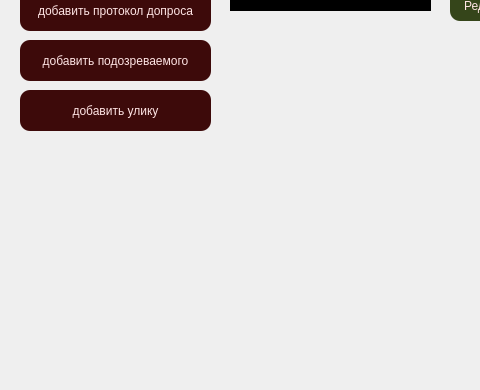
First picture: the form in UI/AdminMainWindow.ui, repository wais-1/criminal_komi, before the edit; both pictures show x 0 to 480 and y 210 to 600 of the 800 by 600 pixel window.
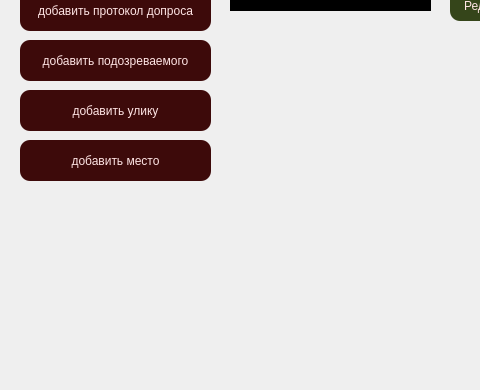
Second picture: the form after the edit. Icons and pictures are not drawn.

Commit message: dialogs are opening, admin, user, investigator open different windows and can login, added registration

What changed in the file:
```diff
--- a/UI/AdminMainWindow.ui
+++ b/UI/AdminMainWindow.ui
@@ -337,6 +337,28 @@
      <string>Удалить</string>
     </property>
    </widget>
+   <widget class="QPushButton" name="pushButton_10">
+    <property name="geometry">
+     <rect>
+      <x>20</x>
+      <y>350</y>
+      <width>191</width>
+      <height>41</height>
+     </rect>
+    </property>
+    <property name="cursor">
+     <cursorShape>PointingHandCursor</cursorShape>
+    </property>
+    <property name="styleSheet">
+     <string notr="true">border-radius: 10px;
+background-color: #3D0A0A;
+padding: 5px;
+color: #FFE5E5;</string>
+    </property>
+    <property name="text">
+     <string>добавить место</string>
+    </property>
+   </widget>
   </widget>
   <widget class="QMenuBar" name="menubar">
    <property name="geometry">
```
The commit also changes 20 other files.
